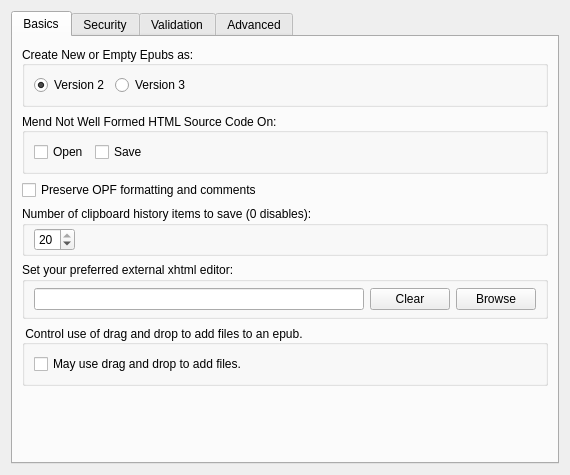
Above: src/Form_Files/PGeneralSettingsWidget.ui from 3tic-project/Sigil-Enhanced before the change. Below: the same form after it.
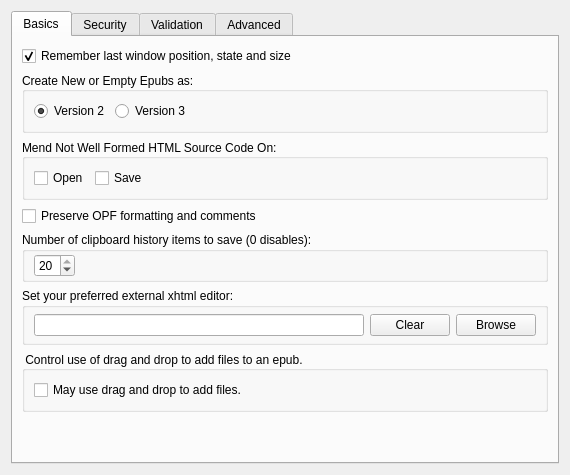
That is the form after the change.

Commit message: Remember window geometry and panel layout with fullscreen startup

Diff of the .ui file:
```diff
--- a/src/Form_Files/PGeneralSettingsWidget.ui
+++ b/src/Form_Files/PGeneralSettingsWidget.ui
@@ -30,6 +30,19 @@
        <string>Basics</string>
       </attribute>
       <layout class="QVBoxLayout" name="verticalLayout">
+       <item>
+        <widget class="QCheckBox" name="RememberWindowLayout">
+         <property name="text">
+          <string>Remember last window position, state and size</string>
+         </property>
+         <property name="toolTip">
+          <string>Restore the last window position, state, size, and panel layout. When disabled or no saved window is available, start full screen.</string>
+         </property>
+         <property name="checked">
+          <bool>true</bool>
+         </property>
+        </widget>
+       </item>
        <item>
         <widget class="QGroupBox" name="groupBox">
          <property name="sizePolicy">
```
The commit also changes 13 other files.
